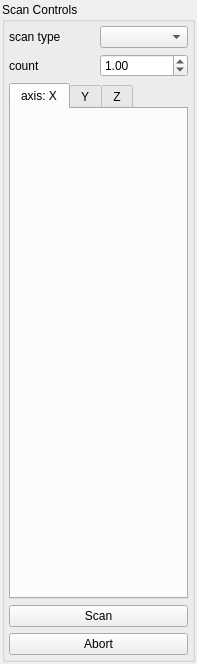
Before: the Qt Designer form spectromicroscopy/smpgui/ui_scancontrols.ui in praxes/praxes, drawn with Qt 5.
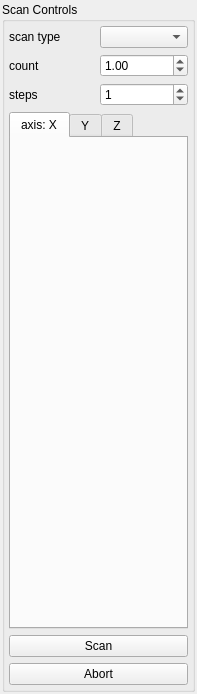
After: the same form once the commit is applied. The open tabs and pages were chosen to show the change.

Commit message: [svn] scans working in scanio, with QtSpecScanA!

```diff
--- a/spectromicroscopy/smpgui/ui_scancontrols.ui
+++ b/spectromicroscopy/smpgui/ui_scancontrols.ui
@@ -6,7 +6,7 @@
     <x>0</x>
     <y>0</y>
     <width>197</width>
-    <height>664</height>
+    <height>694</height>
    </rect>
   </property>
   <property name="sizePolicy" >
@@ -94,6 +94,23 @@
           </property>
          </widget>
         </item>
+        <item row="2" column="0" >
+         <widget class="QLabel" name="stepsLabel" >
+          <property name="text" >
+           <string>steps</string>
+          </property>
+         </widget>
+        </item>
+        <item row="2" column="1" >
+         <widget class="QSpinBox" name="scanStepsSpinBox" >
+          <property name="minimum" >
+           <number>-1</number>
+          </property>
+          <property name="value" >
+           <number>1</number>
+          </property>
+         </widget>
+        </item>
        </layout>
       </item>
       <item>
```
Left out of the diff: 4 changed lines with no effect on the pictures. The commit also changes 3 other files.
